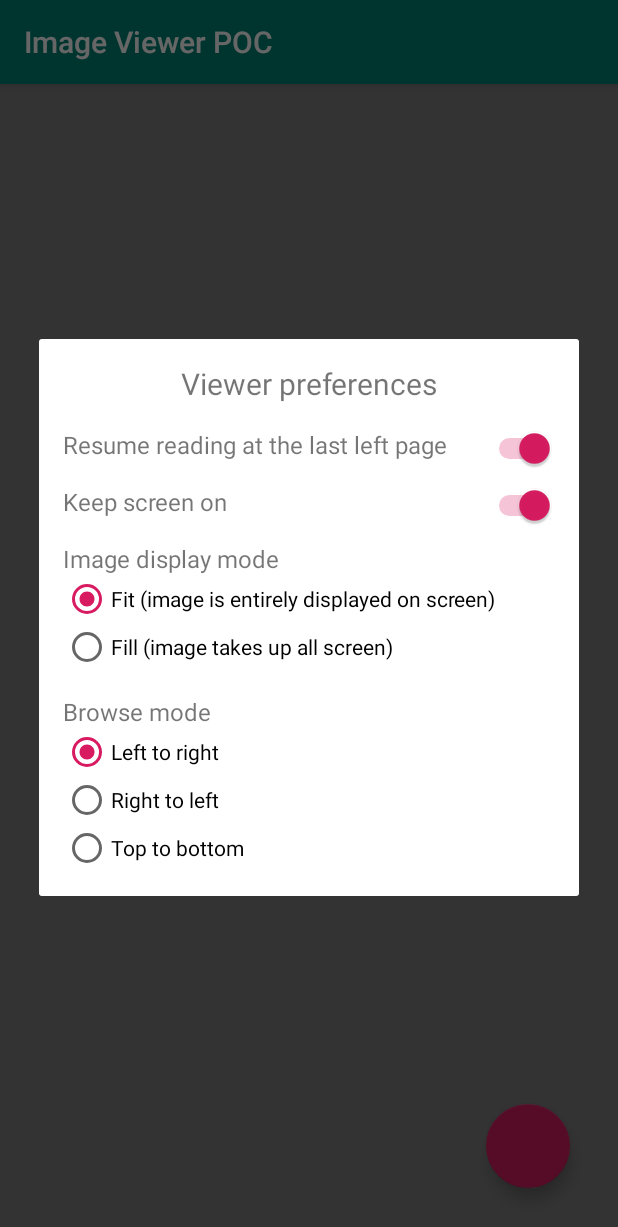
After one commit to wightwulf1944/ImageViewerPOC, an Android app: the fragment ViewerPrefsDialogFragment placed in its activity, on a phone screen of 412 x 824 dp. The commit adds this screen. Shown: the top 1227 px of the screen. Run offline under Robolectric (Android 15) with nearby library versions, the phone set to English and light mode, and no system bars; our stand-ins replace Timber; 1 statement that could not run was skipped.

Commit message:
Prefs screen is now a dialog

```diff
--- a/app/src/main/java/i/am/shiro/imageviewerpoc/PrefsMockup.java
+++ b/app/src/main/java/i/am/shiro/imageviewerpoc/PrefsMockup.java
@@ -27,6 +27,11 @@ public class PrefsMockup {
     public static void registerPrefsChangedListener(SharedPreferences.OnSharedPreferenceChangeListener listener)
     {
         sharedPreferences.registerOnSharedPreferenceChangeListener(listener);
+    }
+
+    public static void unregisterPrefsChangedListener(SharedPreferences.OnSharedPreferenceChangeListener listener)
+    {
+        sharedPreferences.unregisterOnSharedPreferenceChangeListener(listener);
     }
 
     public static boolean isViewerResumeLastLeft() {
--- a/app/src/main/java/i/am/shiro/imageviewerpoc/fragments/ImagePagerFragment.java
+++ b/app/src/main/java/i/am/shiro/imageviewerpoc/fragments/ImagePagerFragment.java
@@ -165,13 +165,18 @@ public class ImagePagerFragment extends Fragment implements GoToPageDialogFragme
         });
     }
 
+    @Override
+    public void onDestroy() {
+        PrefsMockup.unregisterPrefsChangedListener(listener);
+        super.onDestroy();
+    }
+
     private void onBackClick() {
         requireActivity().onBackPressed();
     }
 
     private void onSettingsClick() {
-        Intent viewerSettings = new Intent(requireActivity(), ImageViewerPrefsActivity.class);
-        startActivityForResult(viewerSettings, 1);
+        ViewerPrefsDialogFragment.invoke(this);
     }
 
     private void onImagesChanged(List<String> images) {
--- /dev/null
+++ b/app/src/main/java/i/am/shiro/imageviewerpoc/fragments/ViewerPrefsDialogFragment.java
@@ -0,0 +1,99 @@
+package i.am.shiro.imageviewerpoc.fragments;
+
+import android.os.Bundle;
+import android.support.annotation.NonNull;
+import android.support.annotation.Nullable;
+import android.support.v4.app.DialogFragment;
+import android.support.v4.app.Fragment;
+import android.view.LayoutInflater;
+import android.view.View;
+import android.view.ViewGroup;
+import android.widget.RadioGroup;
+import android.widget.Switch;
+
+import i.am.shiro.imageviewerpoc.PrefsMockup;
+import i.am.shiro.imageviewerpoc.R;
+
+import static android.support.v4.view.ViewCompat.requireViewById;
+
+public class ViewerPrefsDialogFragment extends DialogFragment {
+
+    public static void invoke(Fragment parent) {
+        ViewerPrefsDialogFragment fragment = new ViewerPrefsDialogFragment();
+        fragment.setStyle(DialogFragment.STYLE_NO_FRAME, R.style.ViewerBrowseModeDialog);
+        fragment.show(parent.getChildFragmentManager(), null);
+    }
+
+    @Nullable
+    @Override
+    public View onCreateView(@NonNull LayoutInflater inflater, ViewGroup container, Bundle savedState) {
+        return inflater.inflate(R.layout.dialog_viewer_prefs, container, false);
+    }
+
+    @Override
+    public void onViewCreated(@NonNull View view, @Nullable Bundle savedInstanceState) {
+        super.onViewCreated(view, savedInstanceState);
+
+        Switch theSwitch = requireViewById(view, R.id.viewer_prefs_resume_reading_action);
+        theSwitch.setChecked(PrefsMockup.isViewerResumeLastLeft());
+        theSwitch.setOnCheckedChangeListener((buttonView, isChecked) -> PrefsMockup.setViewerResumeLastLeft(isChecked));
+
+        theSwitch = requireViewById(view, R.id.viewer_prefs_keep_screen_action);
+        theSwitch.setChecked(PrefsMockup.isViewerKeepScreenOn());
+        theSwitch.setOnCheckedChangeListener((buttonView, isChecked) -> PrefsMockup.setViewerKeepScreenOn(isChecked));
+
+        RadioGroup theRadio = requireViewById(view, R.id.viewer_prefs_display_mode_group);
+        switch(PrefsMockup.getViewerResizeMode()) {
+            case (PrefsMockup.Constant.PREF_VIEWER_DISPLAY_FIT) :
+                theRadio.check(R.id.viewer_prefs_display_mode_action_fit);
+                break;
+            case (PrefsMockup.Constant.PREF_VIEWER_DISPLAY_FILL) :
+                theRadio.check(R.id.viewer_prefs_display_mode_action_fill);
+                break;
+        }
+        theRadio.setOnCheckedChangeListener(this::onChangeDisplayMode);
+
+        theRadio = requireViewById(view, R.id.viewer_prefs_browse_mode_group);
+        switch(PrefsMockup.getViewerBrowseMode()) {
+            case (PrefsMockup.Constant.PREF_VIEWER_BROWSE_LTR) :
+                theRadio.check(R.id.viewer_prefs_browse_mode_action_ltr);
+                break;
+            case (PrefsMockup.Constant.PREF_VIEWER_BROWSE_RTL) :
+                theRadio.check(R.id.viewer_prefs_browse_mode_action_rtl);
+                break;
+            case (PrefsMockup.Constant.PREF_VIEWER_BROWSE_TTB) :
+                theRadio.check(R.id.viewer_prefs_browse_mode_action_ttb);
+                break;
+        }
+        theRadio.setOnCheckedChangeListener(this::onChangeBrowseMode);
+    }
+
+    private void onChangeDisplayMode(RadioGroup group, int checkedId)
+    {
+        switch(checkedId)
+        {
+            case (R.id.viewer_prefs_display_mode_action_fit) :
+                PrefsMockup.setViewerResizeMode(PrefsMockup.Constant.PREF_VIEWER_DISPLAY_FIT);
+                break;
+            case (R.id.viewer_prefs_display_mode_action_fill) :
+                PrefsMockup.setViewerResizeMode(PrefsMockup.Constant.PREF_VIEWER_DISPLAY_FILL);
+                break;
+        }
+    }
+
+    private void onChangeBrowseMode(RadioGroup group, int checkedId)
+    {
+        switch(checkedId)
+        {
+            case (R.id.viewer_prefs_browse_mode_action_ltr) :
+                PrefsMockup.setViewerBrowseMode(PrefsMockup.Constant.PREF_VIEWER_BROWSE_LTR);
+                break;
+            case (R.id.viewer_prefs_browse_mode_action_rtl) :
+                PrefsMockup.setViewerBrowseMode(PrefsMockup.Constant.PREF_VIEWER_BROWSE_RTL);
+                break;
+            case (R.id.viewer_prefs_browse_mode_action_ttb) :
+                PrefsMockup.setViewerBrowseMode(PrefsMockup.Constant.PREF_VIEWER_BROWSE_TTB);
+                break;
+        }
+    }
+}
--- a/app/src/main/res/layout/dialog_viewer_browse_mode_chooser.xml
+++ b/app/src/main/res/layout/dialog_viewer_browse_mode_chooser.xml
@@ -114,7 +114,7 @@
             android:layout_width="wrap_content"
             android:layout_height="wrap_content"
             android:layout_gravity="center"
-            android:text="@string/viewer_direction_vertical" />
+            android:text="@string/viewer_direction_ttb" />
 
     </LinearLayout>
 
--- /dev/null
+++ b/app/src/main/res/layout/dialog_viewer_prefs.xml
@@ -0,0 +1,146 @@
+<?xml version="1.0" encoding="utf-8"?>
+<android.support.constraint.ConstraintLayout xmlns:android="http://schemas.android.com/apk/res/android"
+    xmlns:app="http://schemas.android.com/apk/res-auto"
+    android:layout_width="wrap_content"
+    android:layout_height="wrap_content"
+    android:layout_gravity="center"
+    android:background="#AAFFFFFF"
+    android:padding="16dp"
+    app:layout_constraintBottom_toBottomOf="parent"
+    app:layout_constraintEnd_toEndOf="parent"
+    app:layout_constraintStart_toStartOf="parent"
+    app:layout_constraintTop_toTopOf="parent">
+
+    <TextView
+        android:id="@+id/viewer_prefs_title"
+        android:layout_width="wrap_content"
+        android:layout_height="wrap_content"
+        android:paddingBottom="16dp"
+        android:text="@string/viewer_prefs_title"
+        android:textAlignment="center"
+        android:textSize="20sp"
+        app:layout_constraintEnd_toEndOf="parent"
+        app:layout_constraintStart_toStartOf="parent"
+        app:layout_constraintTop_toTopOf="parent" />
+
+    <TextView
+        android:id="@+id/viewer_prefs_resume_reading_title"
+        android:layout_width="wrap_content"
+        android:layout_height="wrap_content"
+        android:gravity="start"
+        android:text="@string/pref_viewer_resume_last_left"
+        android:textAlignment="viewStart"
+        android:textSize="16sp"
+        app:layout_constraintStart_toStartOf="parent"
+        app:layout_constraintTop_toBottomOf="@id/viewer_prefs_title" />
+
+    <Switch
+        android:id="@+id/viewer_prefs_resume_reading_action"
+        android:layout_width="wrap_content"
+        android:layout_height="wrap_content"
+        android:layout_marginStart="24dp"
+        android:layout_marginLeft="24dp"
+        android:gravity="start"
+        android:textAlignment="viewStart"
+        app:layout_constraintEnd_toEndOf="parent"
+        app:layout_constraintStart_toEndOf="@id/viewer_prefs_resume_reading_title"
+        app:layout_constraintTop_toBottomOf="@id/viewer_prefs_title" />
+
+    <TextView
+        android:id="@+id/viewer_prefs_keep_screen_title"
+        android:layout_width="wrap_content"
+        android:layout_height="wrap_content"
+        android:layout_marginTop="16dp"
+        android:gravity="start"
+        android:text="@string/pref_viewer_keep_screen_on"
+        android:textAlignment="viewStart"
+        android:textSize="16sp"
+        app:layout_constraintStart_toStartOf="parent"
+        app:layout_constraintTop_toBottomOf="@id/viewer_prefs_resume_reading_title" />
+
+    <Switch
+        android:id="@+id/viewer_prefs_keep_screen_action"
+        android:layout_width="wrap_content"
+        android:layout_height="wrap_content"
+        android:layout_marginStart="24dp"
+        android:layout_marginLeft="24dp"
+        android:layout_marginTop="16dp"
+        android:gravity="start"
+        android:textAlignment="viewStart"
+        app:layout_constraintEnd_toEndOf="@id/viewer_prefs_resume_reading_action"
+        app:layout_constraintTop_toBottomOf="@id/viewer_prefs_resume_reading_title" />
+
+    <TextView
+        android:id="@+id/viewer_prefs_display_mode_title"
+        android:layout_width="wrap_content"
+        android:layout_height="wrap_content"
+        android:layout_marginTop="16dp"
+        android:gravity="start"
+        android:text="@string/pref_viewer_image_display"
+        android:textAlignment="viewStart"
+        android:textSize="16sp"
+        app:layout_constraintStart_toStartOf="parent"
+        app:layout_constraintTop_toBottomOf="@id/viewer_prefs_keep_screen_title" />
+
+    <RadioGroup
+        android:id="@+id/viewer_prefs_display_mode_group"
+        android:layout_width="wrap_content"
+        android:layout_height="wrap_content"
+        android:orientation="vertical"
+        app:layout_constraintStart_toStartOf="parent"
+        app:layout_constraintTop_toBottomOf="@id/viewer_prefs_display_mode_title">
+
+        <RadioButton
+            android:id="@+id/viewer_prefs_display_mode_action_fit"
+            android:layout_width="wrap_content"
+            android:layout_height="wrap_content"
+            android:text="@string/viewer_prefs_display_fit" />
+
+        <RadioButton
+            android:id="@+id/viewer_prefs_display_mode_action_fill"
+            android:layout_width="wrap_content"
+            android:layout_height="wrap_content"
+            android:text="@string/viewer_prefs_display_fill" />
+    </RadioGroup>
+
+    <TextView
+        android:id="@+id/viewer_prefs_browse_mode_title"
+        android:layout_width="wrap_content"
+        android:layout_height="wrap_content"
+        android:layout_marginTop="16dp"
+        android:gravity="start"
+        android:text="@string/pref_viewer_browse_mode"
+        android:textAlignment="viewStart"
+        android:textSize="16sp"
+        app:layout_constraintStart_toStartOf="parent"
+        app:layout_constraintTop_toBottomOf="@id/viewer_prefs_display_mode_group" />
+
+    <RadioGroup
+        android:id="@+id/viewer_prefs_browse_mode_group"
+        android:layout_width="wrap_content"
+        android:layout_height="wrap_content"
+        android:orientation="vertical"
+        app:layout_constraintStart_toStartOf="parent"
+        app:layout_constraintTop_toBottomOf="@id/viewer_prefs_browse_mode_title">
+
+        <RadioButton
+            android:id="@+id/viewer_prefs_browse_mode_action_ltr"
+            android:layout_width="wrap_content"
+            android:layout_height="wrap_content"
+            android:text="@string/viewer_direction_ltr" />
+
+        <RadioButton
+            android:id="@+id/viewer_prefs_browse_mode_action_rtl"
+            android:layout_width="wrap_content"
+            android:layout_height="wrap_content"
+            android:text="@string/viewer_direction_rtl" />
+
+        <RadioButton
+            android:id="@+id/viewer_prefs_browse_mode_action_ttb"
+            android:layout_width="wrap_content"
+            android:layout_height="wrap_content"
+            android:text="@string/viewer_direction_ttb" />
+    </RadioGroup>
+
+
+</android.support.constraint.ConstraintLayout>
--- a/app/src/main/res/values/strings.xml
+++ b/app/src/main/res/values/strings.xml
@@ -5,7 +5,12 @@
     <string name="no">No</string>
 
     <string name="viewer_choose_direction">Choose your reading direction</string>
+
     <string name="viewer_direction_ltr">Left to right</string>
     <string name="viewer_direction_rtl">Right to left</string>
-    <string name="viewer_direction_vertical">Top to bottom</string>
+    <string name="viewer_direction_ttb">Top to bottom</string>
+
+    <string name="viewer_prefs_title">Viewer preferences</string>
+    <string name="viewer_prefs_display_fit">Fit (image is entirely displayed on screen)</string>
+    <string name="viewer_prefs_display_fill">Fill (image takes up all screen)</string>
 </resources>
```
